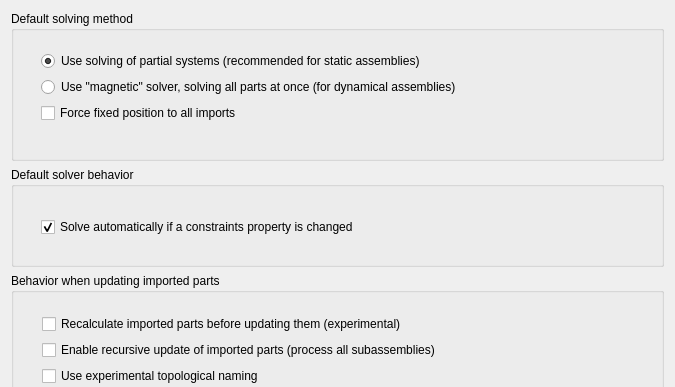
Before: the Qt Designer form GuiA2p/Resources/ui/a2p_prefs.ui in kbwbe/A2plus, drawn with Qt 5; both pictures show x 0 to 675 and y 0 to 387 of the 675 by 850 pixel window.
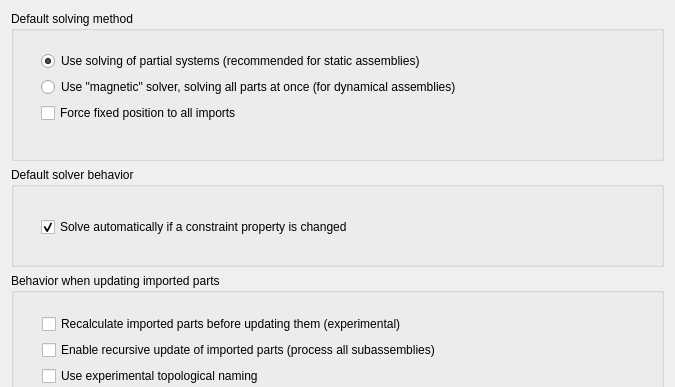
After: the same form once the commit is applied. Custom widgets are drawn as their Qt base class.

```diff
--- a/GuiA2p/Resources/ui/a2p_prefs.ui
+++ b/GuiA2p/Resources/ui/a2p_prefs.ui
@@ -391,7 +391,7 @@
        <item>
         <widget class="Gui::PrefCheckBox" name="checkBox">
          <property name="text">
-          <string>Solve automatically if a constraints property is changed</string>
+          <string>Solve automatically if a constraint property is changed</string>
          </property>
          <property name="checked">
           <bool>true</bool>
```
